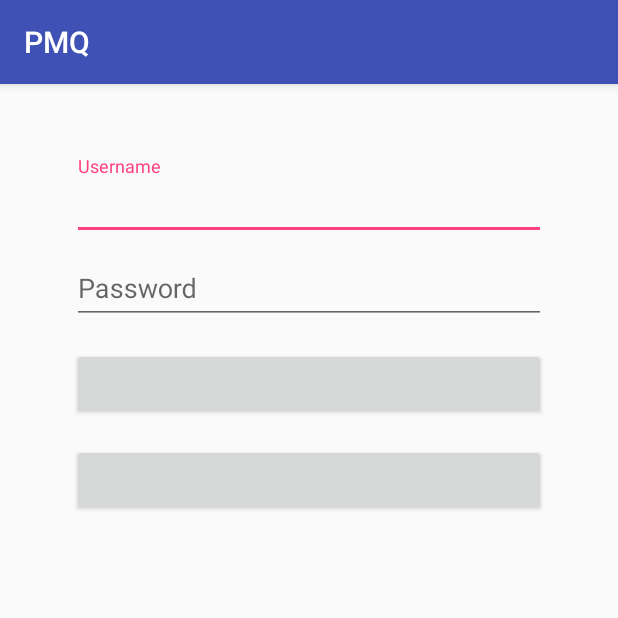
After one commit to kcnklub/PMQ, an Android app: the SignInActivity screen opened directly, with no data from a screen before it, on a phone screen of 412 x 824 dp, the top half of it. The commit adds this screen. Run offline under Robolectric (Android 15) with nearby library versions, the phone set to English and light mode, and no system bars.

Commit message:
I Set up the first activity and wanted to get the develop branch up on the repo.

```diff
--- a/app/build.gradle
+++ b/app/build.gradle
@@ -24,7 +24,7 @@ android {
 
 dependencies {
     implementation fileTree(dir: 'libs', include: ['*.jar'])
-    implementation"org.jetbrains.kotlin:kotlin-stdlib-jre7:$kotlin_version"
+    implementation "org.jetbrains.kotlin:kotlin-stdlib-jre7:$kotlin_version"
     implementation 'com.android.support:appcompat-v7:26.1.0'
     implementation 'com.android.support.constraint:constraint-layout:1.0.2'
     testImplementation 'junit:junit:4.12'
--- a/app/src/main/AndroidManifest.xml
+++ b/app/src/main/AndroidManifest.xml
@@ -9,11 +9,11 @@
         android:roundIcon="@mipmap/ic_launcher_round"
         android:supportsRtl="true"
         android:theme="@style/AppTheme">
-        <activity android:name=".MainActivity">
+        <activity android:name=".MainActivity"></activity>
+        <activity android:name=".SignInActivity" android:label="@string/app_name">
             <intent-filter>
                 <action android:name="android.intent.action.MAIN" />
-
-                <category android:name="android.intent.category.LAUNCHER" />
+                <action android:name="android.intent.category.LAUNCHER" />
             </intent-filter>
         </activity>
     </application>
--- /dev/null
+++ b/app/src/main/java/com/music/party/pmq/SignInActivity.kt
@@ -0,0 +1,32 @@
+package com.music.party.pmq
+
+import android.support.v7.app.AppCompatActivity
+import android.os.Bundle
+import android.widget.AutoCompleteTextView
+import android.widget.Button
+import android.widget.EditText
+import android.widget.Toast
+
+class SignInActivity : AppCompatActivity() {
+
+
+
+
+    override fun onCreate(savedInstanceState: Bundle?) {
+        super.onCreate(savedInstanceState)
+        setContentView(R.layout.activity_sign_in)
+
+        var username:AutoCompleteTextView = findViewById(R.id.username_signin)
+        var password:EditText = findViewById(R.id.password_signin)
+        val signInButton:Button = findViewById(R.id.signin_button)
+        val registerButton:Button = findViewById(R.id.register_button)
+
+        signInButton.setOnClickListener { view ->
+            Toast.makeText(this, "something", Toast.LENGTH_LONG).show()
+        }
+
+        registerButton.setOnClickListener { view ->
+
+        }
+    }
+}
--- /dev/null
+++ b/app/src/main/res/layout/activity_sign_in.xml
@@ -0,0 +1,84 @@
+<RelativeLayout xmlns:android="http://schemas.android.com/apk/res/android"
+    xmlns:app="http://schemas.android.com/apk/res-auto"
+    xmlns:tools="http://schemas.android.com/tools"
+    android:layout_width="match_parent"
+    android:layout_height="match_parent"
+    android:gravity="center_horizontal">
+
+    <ProgressBar
+        android:id="@+id/sign_in_progress"
+        style="?android:attr/progressBarStyleLarge"
+        android:layout_width="wrap_content"
+        android:layout_height="wrap_content"
+        android:layout_centerInParent="true"
+        android:layout_marginBottom="8dp"
+        android:visibility="gone"
+        tools:visibility="visible" />
+
+    <ScrollView
+        android:id="@+id/sign_in_form"
+        android:layout_width="match_parent"
+        android:layout_height="match_parent"
+        android:fillViewport="true">
+
+        <LinearLayout
+            android:id="@+id/username_sign_in_form"
+            android:layout_width="match_parent"
+            android:layout_height="wrap_content"
+            android:orientation="vertical"
+            android:paddingBottom="@dimen/activity_vertical_margin"
+            android:paddingLeft="@dimen/signin_horizontal_margin"
+            android:paddingRight="@dimen/signin_horizontal_margin"
+            android:paddingTop="48dp">
+
+            <android.support.design.widget.TextInputLayout
+                android:layout_width="match_parent"
+                android:layout_height="wrap_content">
+
+                <AutoCompleteTextView
+                    android:id="@+id/username_signin"
+                    android:layout_width="match_parent"
+                    android:layout_height="wrap_content"
+                    android:hint="@string/prompt_username"
+                    android:inputType="textAutoComplete"
+                    android:maxLines="1"
+                    android:singleLine="true" />
+
+            </android.support.design.widget.TextInputLayout>
+
+            <android.support.design.widget.TextInputLayout
+                android:layout_width="match_parent"
+                android:layout_height="wrap_content">
+
+                <EditText
+                    android:id="@+id/password_signin"
+                    android:layout_width="match_parent"
+                    android:layout_height="wrap_content"
+                    android:hint="@string/prompt_password"
+                    android:imeActionLabel="@string/action_log_in_short"
+                    android:imeOptions="actionUnspecified"
+                    android:inputType="textPassword"
+                    android:maxLines="1"
+                    android:singleLine="true" />
+
+            </android.support.design.widget.TextInputLayout>
+
+            <Button
+                android:id="@+id/signin_button"
+                style="?android:textAppearanceSmall"
+                android:layout_width="match_parent"
+                android:layout_height="wrap_content"
+                android:layout_marginTop="16dp"
+                android:textStyle="bold" />
+
+            <Button
+                android:id="@+id/register_button"
+                style="?android:textAppearanceSmall"
+                android:layout_width="match_parent"
+                android:layout_height="wrap_content"
+                android:layout_marginTop="16dp"
+                android:textStyle="bold" />
+
+        </LinearLayout>
+    </ScrollView>
+</RelativeLayout>
--- /dev/null
+++ b/app/src/main/res/values/dimens.xml
@@ -0,0 +1,5 @@
+<?xml version="1.0" encoding="utf-8"?>
+<resources>
+    <dimen name="activity_vertical_margin">16dp</dimen>
+    <dimen name="signin_horizontal_margin">48dp</dimen>
+</resources>
--- a/app/src/main/res/values/strings.xml
+++ b/app/src/main/res/values/strings.xml
@@ -1,3 +1,7 @@
 <resources>
     <string name="app_name">PMQ</string>
+    <string name="prompt_username">Username</string>
+    <string name="prompt_password">Password</string>
+    <string name="action_log_in_short">Log In Short</string>
+
 </resources>
```
